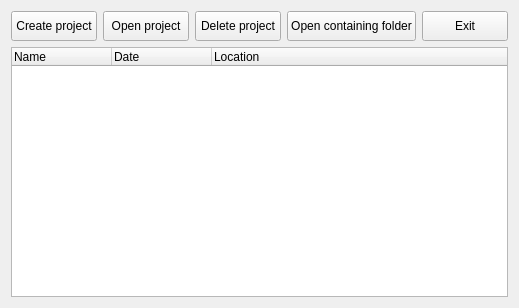
This is src/WelcomeWindow.ui in BeepBoop486/GameMaker9 as Qt 5 draws it before an edit. The edited form follows.
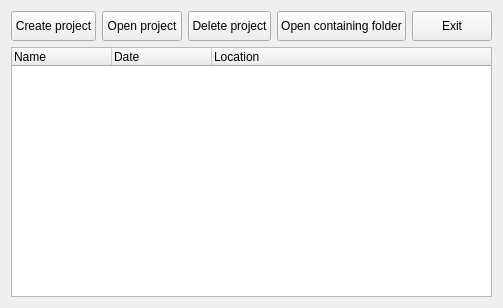
This is the edited form.

```diff
--- a/src/WelcomeWindow.ui
+++ b/src/WelcomeWindow.ui
@@ -6,7 +6,7 @@
    <rect>
     <x>0</x>
     <y>0</y>
-    <width>519</width>
+    <width>465</width>
     <height>308</height>
    </rect>
   </property>
```
Left out of the diff: 2 changed lines with no effect on the pictures.
